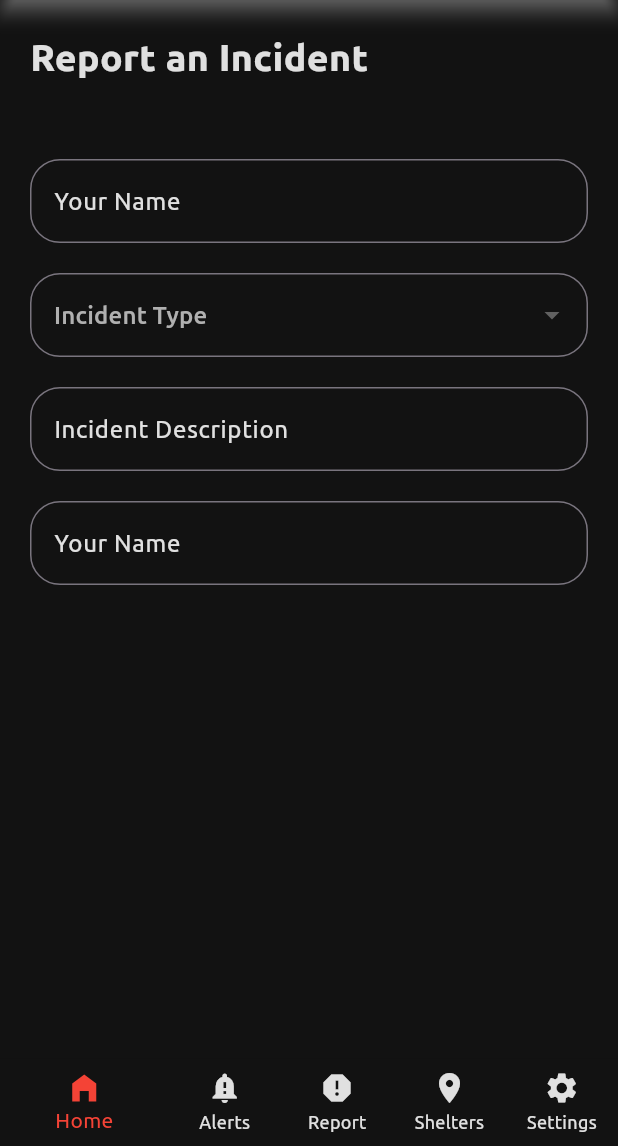
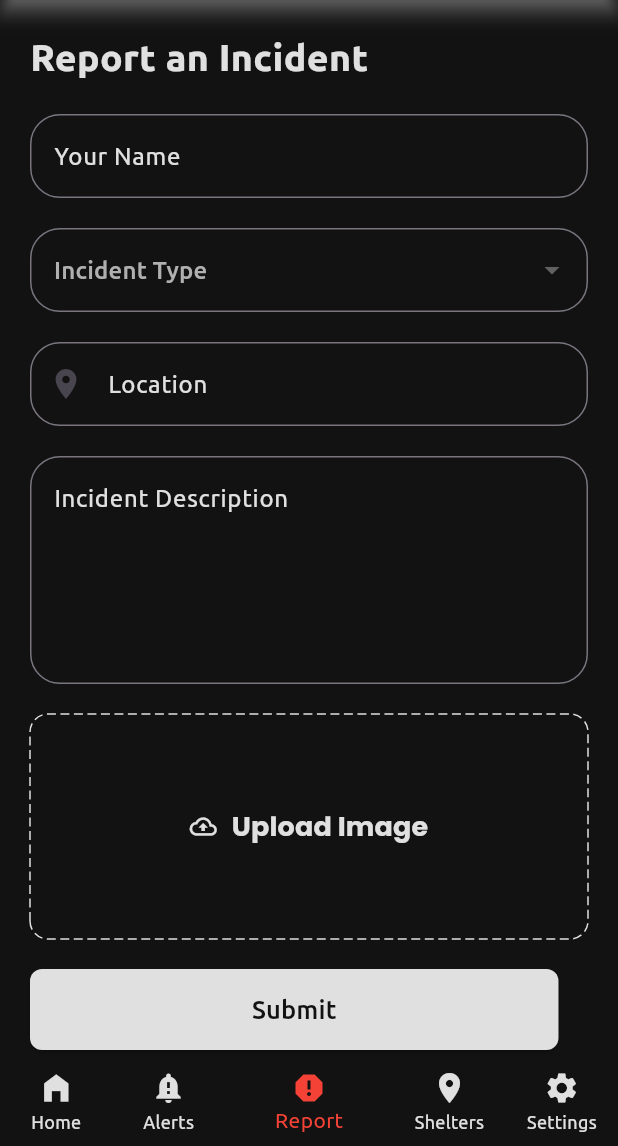
Before and after one commit to hrpofficial736/resq, a Flutter app: the screen it shows after launch, item 3 of the bottom bar chosen, on a phone screen of 412 x 824 dp, the part 90-1236 px from its top. Run offline on Flutter 3.47's test engine with Material 3 defaults, Android fonts, the phone set to English and light mode, and no system bars; drawn by our look-alikes of dotted_border; our stand-ins replace file_picker.

Commit message:
built report screen and made bottom nav bar global

```diff
--- a/lib/app.dart
+++ b/lib/app.dart
@@ -0,0 +1,36 @@
+import 'package:flutter/material.dart';
+import 'package:resq/core/constants/color_scheme.dart';
+import 'package:resq/core/widgets/app_bar.dart';
+import 'package:resq/core/widgets/bottom_navbar.dart';
+import 'package:resq/features/alerts/presentation/screens/alerts.dart';
+import 'package:resq/features/home/presentation/screens/home_screen.dart';
+import 'package:resq/features/report/presentation/screens/report_screen.dart';
+
+class ResqApp extends StatefulWidget {
+  const ResqApp({super.key});
+
+  @override
+  State<ResqApp> createState() => _ResqAppState();
+}
+
+class _ResqAppState extends State<ResqApp> {
+  int _currentIndex = 0;
+  final List<Widget> _screens = [
+    HomeScreen(),
+    Alerts(),
+    ReportScreen()
+  ];
+  @override
+  Widget build(BuildContext context) {
+    return Scaffold(
+      backgroundColor: AppColorScheme().primaryBackgroundColor,
+      appBar: PreferredSize(preferredSize: Size.fromHeight(60.0), child: ResqAppBar()),
+      body: _screens[_currentIndex],
+      bottomNavigationBar: BottomNavbar(onChanged: (int newIndex) {
+        setState(() {
+          _currentIndex = newIndex;
+        });
+      },),
+    );
+  }
+}
--- a/lib/core/widgets/bottom_navbar.dart
+++ b/lib/core/widgets/bottom_navbar.dart
@@ -1,25 +1,16 @@
 import 'package:flutter/material.dart';
 import 'package:resq/core/constants/color_scheme.dart';
-import 'package:resq/features/alerts/presentation/screens/alerts.dart';
-import 'package:resq/features/home/presentation/screens/home_screen.dart';
-import 'package:resq/features/report/presentation/screens/report_screen.dart';
+
 
 class BottomNavbar extends StatefulWidget {
-  const BottomNavbar({super.key});
-
+  final ValueChanged<int> onChanged ;
+  const BottomNavbar({super.key, required this.onChanged});
   @override
   State<BottomNavbar> createState() => _BottomNavbarState();
 }
 
 class _BottomNavbarState extends State<BottomNavbar> {
   int _currentIndex = 0;
-  final List<Widget> _children = [
-    HomeScreen(),
-    const Alerts(),
-    ReportScreen(),
-    // Shelters(),
-    // Settings()
-  ];
   final List<BottomNavigationBarItem> bottomnavBarItems = [
     BottomNavigationBarItem(
         backgroundColor: AppColorScheme().primaryBackgroundColor,
@@ -63,13 +54,10 @@ class _BottomNavbarState extends State<BottomNavbar> {
       unselectedLabelStyle: TextStyle(fontFamily: "Ubuntu"),
       items: bottomnavBarItems,
       onTap: (int newIndex) {
-        Navigator.push(
-          context,
-          MaterialPageRoute(builder: (context) => _children[_currentIndex]),
-        );
         setState(() {
           _currentIndex = newIndex;
         });
+        widget.onChanged(newIndex);
       },
     );
   }
--- /dev/null
+++ b/lib/core/widgets/media_uploader.dart
@@ -0,0 +1,71 @@
+import 'package:flutter/material.dart';
+import 'package:dotted_border/dotted_border.dart';
+import 'package:file_picker/file_picker.dart';
+import 'dart:io';
+
+import 'package:resq/core/constants/color_scheme.dart';
+
+class MediaUploader extends StatefulWidget {
+  const MediaUploader({super.key});
+
+  @override
+  State<MediaUploader> createState() => _MediaUploaderState();
+}
+
+class _MediaUploaderState extends State<MediaUploader> {
+  File? _file;
+  Future<void> pickFile() async {
+    final result = await FilePicker.platform.pickFiles(
+      type: FileType.image,
+    );
+
+    if (result != null && result.files.isNotEmpty) {
+      setState(() {
+        _file = File(result.files.single.path!);
+      });
+      print(_file);
+    }
+  }
+  @override
+  Widget build(BuildContext context) {
+    return SizedBox(
+      height: 150,
+              child: DottedBorder(
+                  color: AppColorScheme().primaryTextColor,
+                  radius: const Radius.circular(12),
+                  borderType: BorderType.RRect,
+                  dashPattern: const [6, 3],
+                  child: Center(
+                      child: SizedBox(
+                          child: ElevatedButton(
+                              style: ElevatedButton.styleFrom(
+                                fixedSize: Size.fromHeight(150),
+                                elevation: 0,
+                                backgroundColor: AppColorScheme().primaryBackgroundColor,
+                                shape: RoundedRectangleBorder(
+                                  borderRadius: BorderRadius.circular(12),
+                                ),
+                              ),
+                              onPressed: () {
+                                pickFile();
+                              },
+                              child: _file != null
+                                  ? Image.file(
+                                      _file!,
+                                      fit: BoxFit.cover,
+                                    )
+                                  : Row(
+                                      mainAxisAlignment:
+                                          MainAxisAlignment.center,
+                                      children: [
+                                          Icon(Icons.cloud_upload_outlined, color: AppColorScheme().primaryTextColor),
+                                          SizedBox(width: 10),
+                                          Text('Upload Image',
+                                              style: TextStyle(
+                                                  fontSize: 18,
+                                                  fontWeight: FontWeight.w700,
+                                                  fontFamily: 'Poppins',
+                                                  color: AppColorScheme().primaryTextColor))
+                                        ]))))));
+  }
+}
--- /dev/null
+++ b/lib/core/widgets/resq_elevated_button.dart
@@ -0,0 +1,26 @@
+import 'package:flutter/material.dart';
+import 'package:resq/core/constants/color_scheme.dart';
+
+class ResqElevatedButton extends StatelessWidget {
+  Icon? icon;
+  String? text;
+  ResqElevatedButton({super.key, this.icon, required this.text});
+  @override
+  Widget build(BuildContext context) {
+    return ElevatedButton(
+
+        onPressed: () {},
+        style: ElevatedButton.styleFrom(
+          fixedSize: Size.infinite,
+          backgroundColor: AppColorScheme().primaryTextColor,
+          foregroundColor: AppColorScheme().primaryBackgroundColor,
+          shape: RoundedRectangleBorder(
+            borderRadius: BorderRadius.circular(8),
+          ),
+        ),
+        child: Padding(padding: EdgeInsets.symmetric(horizontal: 124, vertical: 15), child: Text(
+          text!,
+          style: TextStyle(fontFamily: "Ubuntu", fontSize: 17),
+        )));
+  }
+}
--- a/lib/core/widgets/text_field.dart
+++ b/lib/core/widgets/text_field.dart
@@ -5,13 +5,18 @@ class ResqTextField extends StatelessWidget {
   final TextEditingController _controller = TextEditingController();
   String? hintText;
   String? labelText;
-  ResqTextField({super.key, required this.hintText, required this.labelText});
+  int? maxLines;
+  Icon? icon;
+  ResqTextField({super.key, required this.hintText, required this.labelText, required this.maxLines, this.icon});
   @override
   Widget build(BuildContext context) {
     return TextFormField(
+      maxLines: maxLines,
         cursorColor: AppColorScheme().primaryTextColor,
         controller: _controller,
         decoration: InputDecoration(
+          prefixIcon: icon,
+          alignLabelWithHint: true,
             hintText: hintText,
             hintStyle: TextStyle(
                 color: AppColorScheme().dividerColor, fontFamily: "Ubuntu"),
--- a/lib/features/alerts/presentation/screens/alerts.dart
+++ b/lib/features/alerts/presentation/screens/alerts.dart
@@ -1,7 +1,5 @@
 import 'package:flutter/material.dart';
 import 'package:resq/core/constants/color_scheme.dart';
-import 'package:resq/core/widgets/app_bar.dart';
-import 'package:resq/core/widgets/bottom_navbar.dart';
 
 class Alerts extends StatefulWidget {
   const Alerts({super.key});
@@ -15,8 +13,7 @@ class _AlertsState extends State<Alerts> {
   Widget build(BuildContext context) {
     return Scaffold(
       backgroundColor: AppColorScheme().primaryBackgroundColor,
-      appBar: PreferredSize(
-          preferredSize: const Size.fromHeight(60.0), child: ResqAppBar()),
+
       body: SingleChildScrollView(
         child: Padding(padding: const EdgeInsets.symmetric(horizontal: 20), child: Column(
           mainAxisAlignment: MainAxisAlignment.start,
@@ -52,6 +49,6 @@ class _AlertsState extends State<Alerts> {
           ],
         ),
       ),
-    ), bottomNavigationBar: BottomNavbar(),);
+    ));
   }
 }
--- a/lib/features/home/presentation/screens/home_screen.dart
+++ b/lib/features/home/presentation/screens/home_screen.dart
@@ -1,7 +1,4 @@
 import 'package:flutter/material.dart';
-import 'package:resq/core/constants/color_scheme.dart';
-import 'package:resq/core/widgets/app_bar.dart';
-import 'package:resq/core/widgets/bottom_navbar.dart';
 import 'package:resq/core/widgets/sos_button.dart';
 import 'package:resq/features/home/presentation/widgets/aqi_update.dart';
 import 'package:resq/features/home/presentation/widgets/header.dart';
@@ -11,7 +8,6 @@ import 'package:resq/features/home/presentation/widgets/weather_update_card.dart
 
 class HomeScreen extends StatefulWidget {
   const HomeScreen({super.key});
-
   @override
   State<HomeScreen> createState() => _HomeScreenState();
 }
@@ -19,12 +15,8 @@ class HomeScreen extends StatefulWidget {
 class _HomeScreenState extends State<HomeScreen> {
   @override
   Widget build(BuildContext context) {
-    return Scaffold(
-      backgroundColor: AppColorScheme().primaryBackgroundColor,
-      appBar: PreferredSize(
-          preferredSize: const Size.fromHeight(56.0), child: ResqAppBar()),
-      body: SingleChildScrollView(
-          child: Column(
+    return SingleChildScrollView(
+        child: Column(
         spacing: 20,
         children: [
           Header(),
@@ -36,8 +28,6 @@ class _HomeScreenState extends State<HomeScreen> {
           AqiUpdate(),
           SafetyTipsWidget()
         ],
-      )),
-      bottomNavigationBar: BottomNavbar(),
-    );
+          ));
   }
 }
--- a/lib/features/report/presentation/screens/report_screen.dart
+++ b/lib/features/report/presentation/screens/report_screen.dart
@@ -1,8 +1,8 @@
 import 'package:flutter/material.dart';
 import 'package:resq/core/constants/color_scheme.dart';
-import 'package:resq/core/widgets/app_bar.dart';
-import 'package:resq/core/widgets/bottom_navbar.dart';
 import 'package:resq/core/widgets/drop_down.dart';
+import 'package:resq/core/widgets/media_uploader.dart';
+import 'package:resq/core/widgets/resq_elevated_button.dart';
 import 'package:resq/core/widgets/text_field.dart';
 
 class ReportScreen extends StatefulWidget {
@@ -18,11 +18,9 @@ class _ReportScreenState extends State<ReportScreen> {
   Widget build(BuildContext context) {
     return Scaffold(
         backgroundColor: AppColorScheme().primaryBackgroundColor,
-        appBar: PreferredSize(
-            preferredSize: const Size.fromHeight(60.0), child: ResqAppBar()),
-        bottomNavigationBar: BottomNavbar(),
+
         body: Padding(
-            padding: EdgeInsets.all(20),
+            padding: EdgeInsets.only(left: 20, right: 20, top: 20, bottom: 5),
             child: Form(
                 child: SingleChildScrollView(
                     child: Column(
@@ -35,8 +33,11 @@ class _ReportScreenState extends State<ReportScreen> {
                           fontSize: 25,
                           fontWeight: FontWeight.w800,
                           color: AppColorScheme().primaryTextColor)),
-                  const SizedBox(height: 10),
-                  ResqTextField(hintText: "Name", labelText: "Your Name"),
+                  ResqTextField(
+                    hintText: "Name",
+                    labelText: "Your Name",
+                    maxLines: 1,
+                  ),
                   ResqDropDown(
                       selectedValue: dropDownCurrentValue,
                       onChanged: (value) {
@@ -44,10 +45,15 @@ class _ReportScreenState extends State<ReportScreen> {
                           dropDownCurrentValue = value;
                         });
                       }),
+                  ResqTextField(icon: Icon(Icons.location_on),
+                      hintText: "Location", labelText: "Location", maxLines: 1),
                   ResqTextField(
-                      hintText: "Description",
-                      labelText: "Incident Description"),
-                  ResqTextField(hintText: "Name", labelText: "Your Name")
+                    hintText: "Description",
+                    labelText: "Incident Description",
+                    maxLines: 5,
+                  ),
+                      MediaUploader(),
+                  ResqElevatedButton(text: "Submit")
                 ])))));
   }
 }
--- a/lib/main.dart
+++ b/lib/main.dart
@@ -1,8 +1,5 @@
 import 'package:flutter/material.dart';
-import 'package:resq/features/alerts/presentation/screens/alerts.dart';
-import 'package:resq/features/home/presentation/screens/home_screen.dart';
-import 'features/splash/presentation/screens/splash_screen.dart';
-
+import 'package:resq/app.dart';
 void main() {
   runApp(const MyApp());
 }
@@ -16,8 +13,7 @@ class MyApp extends StatelessWidget {
       debugShowCheckedModeBanner: false,
       title: 'Flutter Demo',
       routes: {
-        '/': (context) => HomeScreen(),
-        '/alerts': (context) => const Alerts(),
+        '/': (context) => ResqApp(),
       },
     );
   }
--- a/pubspec.yaml
+++ b/pubspec.yaml
@@ -34,6 +34,8 @@ dependencies:
   # The following adds the Cupertino Icons font to your application.
   # Use with the CupertinoIcons class for iOS style icons.
   cupertino_icons: ^1.0.8
+  dotted_border: ^2.1.0
+  file_picker: ^8.1.7
 
 dev_dependencies:
   flutter_test:
```
Also changed, not shown: pubspec.lock, 130 other files.
